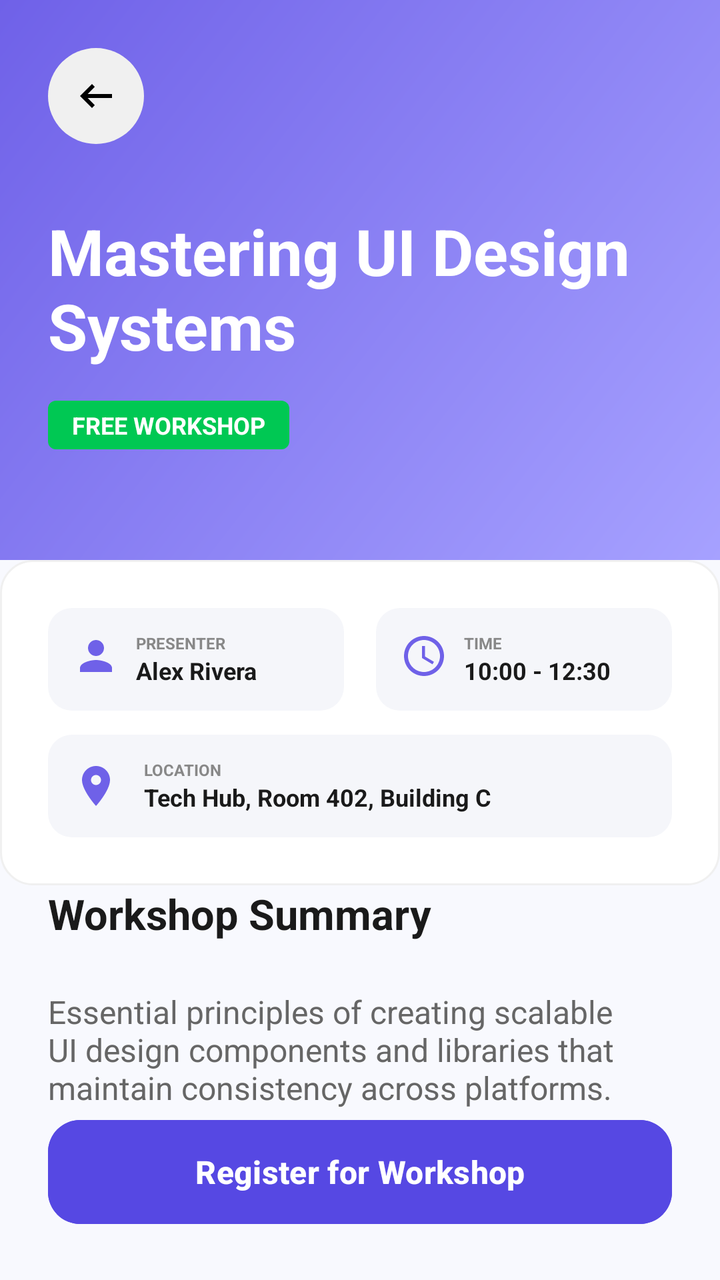
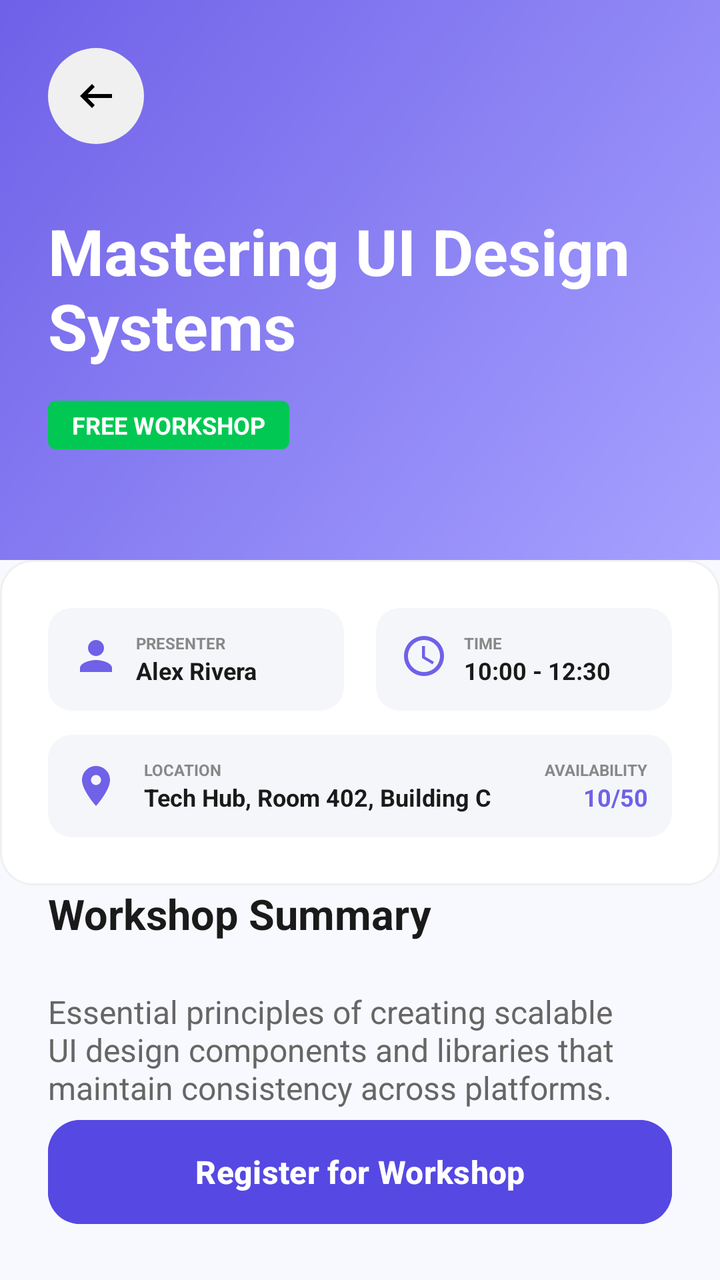

Screens rendered from an Android XML layout before and after an edit, with the pre-edit source and the edit as a unified diff.
<!-- AndroidManifest.xml: application theme Theme.Unihubworkshop -->
<!-- res/layout/activity_student_workshop_detail.xml -->
<androidx.constraintlayout.widget.ConstraintLayout xmlns:android="http://schemas.android.com/apk/res/android"
    xmlns:app="http://schemas.android.com/apk/res-auto"
    xmlns:tools="http://schemas.android.com/tools"
    android:layout_width="match_parent"
    android:layout_height="match_parent"
    android:background="@color/gray_background">

    <androidx.core.widget.NestedScrollView
        android:layout_width="match_parent"
        android:layout_height="0dp"
        app:layout_constraintBottom_toTopOf="@+id/btnRegister"
        app:layout_constraintTop_toTopOf="parent">

        <androidx.constraintlayout.widget.ConstraintLayout
            android:layout_width="match_parent"
            android:layout_height="wrap_content"
            android:paddingBottom="24dp">

            
            <include android:id="@+id/headerContainer"
                layout="@layout/item_header_workshop_detail"
                android:layout_width="match_parent"
                android:layout_height="wrap_content"
                app:layout_constraintTop_toTopOf="parent"
                app:layout_constraintStart_toStartOf="parent"
                />

            
            <include android:id="@+id/mainInfoContainer"
                layout="@layout/item_main_info_workshop_detail"
                android:layout_width="match_parent"
                android:layout_height="wrap_content"
                app:layout_constraintTop_toBottomOf="@+id/headerContainer"
                app:layout_constraintStart_toStartOf="parent"
                />

            <TextView
                android:id="@+id/lblSummary"
                android:layout_width="match_parent"
                android:layout_height="wrap_content"
                android:text="Workshop Summary"
                android:textColor="@color/text_dark"
                android:textSize="21sp"
                android:textStyle="bold"
                android:paddingHorizontal="24dp"
                app:layout_constraintStart_toStartOf="parent"
                app:layout_constraintTop_toBottomOf="@+id/mainInfoContainer" />

            <TextView
                android:id="@+id/tvSummaryContent"
                android:layout_width="0dp"
                android:layout_height="wrap_content"
                android:text="Essential principles of creating scalable UI design components and libraries that maintain consistency across platforms."
                android:textColor="#666666"
                android:textSize="16sp"
                android:padding="24dp"
                app:layout_constraintEnd_toEndOf="parent"
                app:layout_constraintStart_toStartOf="parent"
                app:layout_constraintTop_toBottomOf="@+id/lblSummary" />

            
            <ImageView
                android:id="@+id/ivSeatingMap"
                android:layout_width="0dp"
                android:layout_height="wrap_content"
                android:adjustViewBounds="true"
                android:scaleType="fitCenter"
                android:src="@drawable/img_seating_map"
                app:layout_constraintTop_toBottomOf="@id/tvSummaryContent"
                app:layout_constraintStart_toStartOf="parent"
                app:layout_constraintEnd_toEndOf="parent"/>

        </androidx.constraintlayout.widget.ConstraintLayout>
    </androidx.core.widget.NestedScrollView>

    <Button
        android:id="@+id/btnRegister"
        android:layout_width="match_parent"
        android:layout_height="60dp"
        android:layout_marginHorizontal="24dp"
        android:layout_marginBottom="24dp"
        android:backgroundTint="@color/purple_dark"
        android:text="Register for Workshop"
        android:textAllCaps="false"
        android:textSize="16sp"
        android:textStyle="bold"
        app:cornerRadius="16dp"
        app:layout_constraintBottom_toBottomOf="parent" />

</androidx.constraintlayout.widget.ConstraintLayout>
<!-- res/layout/item_header_workshop_detail.xml (included above) -->
<?xml version="1.0" encoding="utf-8"?>
<androidx.constraintlayout.widget.ConstraintLayout xmlns:android="http://schemas.android.com/apk/res/android"
    android:layout_width="match_parent"
    android:layout_height="match_parent"
    xmlns:app="http://schemas.android.com/apk/res-auto">

    
    <View
        android:id="@+id/headerBg"
        android:layout_width="match_parent"
        android:layout_height="280dp"
        android:background="@drawable/bg_header_gradient"
        app:layout_constraintTop_toTopOf="parent" />

    <ImageButton
        android:id="@+id/btnBack"
        android:layout_width="48dp"
        android:layout_height="48dp"
        android:layout_marginStart="24dp"
        android:layout_marginTop="24dp"
        android:background="@drawable/bg_circle_button"
        android:src="@drawable/ic_back"
        app:layout_constraintStart_toStartOf="parent"
        app:layout_constraintTop_toTopOf="parent" />

    <TextView
        android:id="@+id/tvWorkshopTitle"
        android:layout_width="0dp"
        android:layout_height="wrap_content"
        android:layout_marginHorizontal="24dp"
        android:layout_marginTop="32dp"
        android:text="Mastering UI Design\nSystems"
        android:textColor="#FFFFFF"
        android:textSize="32sp"
        android:textStyle="bold"
        app:layout_constraintEnd_toEndOf="parent"
        app:layout_constraintStart_toStartOf="parent"
        app:layout_constraintTop_toBottomOf="@+id/btnBack" />

    <TextView
        android:id="@+id/tvAddress"
        android:layout_width="wrap_content"
        android:layout_height="wrap_content"
        android:layout_marginStart="24dp"
        android:layout_marginTop="16dp"
        android:background="@drawable/bg_badge_live"
        android:paddingHorizontal="12dp"
        android:paddingVertical="4dp"
        android:text="FREE WORKSHOP"
        android:textColor="#FFFFFF"
        android:textSize="12sp"
        android:textStyle="bold"
        app:layout_constraintStart_toStartOf="parent"
        app:layout_constraintTop_toBottomOf="@+id/tvWorkshopTitle" />
</androidx.constraintlayout.widget.ConstraintLayout>
<!-- res/layout/item_main_info_workshop_detail.xml (included above) -->
<?xml version="1.0" encoding="utf-8"?>
<androidx.constraintlayout.widget.ConstraintLayout
    android:id="@+id/cardInfo"
    android:layout_width="match_parent"
    android:layout_height="wrap_content"
    android:background="@drawable/bg_card_white"
    android:padding="24dp"
    xmlns:android="http://schemas.android.com/apk/res/android"
    xmlns:app="http://schemas.android.com/apk/res-auto">

    <LinearLayout
        android:id="@+id/rowCards"
        android:layout_width="match_parent"
        android:layout_height="wrap_content"
        android:orientation="horizontal">

        
        <LinearLayout
            android:layout_width="0dp"
            android:layout_height="wrap_content"
            android:layout_weight="1"
            android:background="@drawable/bg_search_bar"
            android:orientation="horizontal"
            android:padding="12dp"
            android:layout_marginEnd="8dp">

            <ImageView
                android:layout_width="24dp"
                android:layout_height="24dp"
                android:src="@drawable/ic_person"
                app:tint="@color/purple_primary" />

            <LinearLayout
                android:layout_width="wrap_content"
                android:layout_height="wrap_content"
                android:layout_marginStart="8dp"
                android:orientation="vertical">
                <TextView
                    android:layout_width="wrap_content"
                    android:layout_height="wrap_content"
                    android:text="PRESENTER"
                    android:textColor="#888888"
                    android:textSize="8sp"
                    android:textStyle="bold" />
                <TextView
                    android:id="@+id/tvPresenterName"
                    android:layout_width="wrap_content"
                    android:layout_height="wrap_content"
                    android:text="Alex Rivera"
                    android:textColor="@color/text_dark"
                    android:textSize="12sp"
                    android:textStyle="bold" />
            </LinearLayout>
        </LinearLayout>

        
        <LinearLayout
            android:layout_width="0dp"
            android:layout_height="wrap_content"
            android:layout_weight="1"
            android:background="@drawable/bg_search_bar"
            android:orientation="horizontal"
            android:padding="12dp"
            android:layout_marginStart="8dp">

            <ImageView
                android:layout_width="24dp"
                android:layout_height="24dp"
                android:src="@drawable/ic_time"
                app:tint="@color/purple_primary" />

            <LinearLayout
                android:layout_width="wrap_content"
                android:layout_height="wrap_content"
                android:layout_marginStart="8dp"
                android:orientation="vertical">
                <TextView
                    android:layout_width="wrap_content"
                    android:layout_height="wrap_content"
                    android:text="TIME"
                    android:textColor="#888888"
                    android:textSize="8sp"
                    android:textStyle="bold" />
                <TextView
                    android:id="@+id/tvWorkshopTime"
                    android:layout_width="wrap_content"
                    android:layout_height="wrap_content"
                    android:text="10:00 - 12:30"
                    android:textColor="@color/text_dark"
                    android:textSize="12sp"
                    android:textStyle="bold" />
            </LinearLayout>
        </LinearLayout>

    </LinearLayout>

    
    <LinearLayout
        android:id="@+id/cardLocation"
        android:layout_width="match_parent"
        android:layout_height="wrap_content"
        android:layout_marginTop="12dp"
        android:background="@drawable/bg_search_bar"
        android:gravity="center_vertical"
        android:padding="12dp"
        app:layout_constraintTop_toBottomOf="@+id/rowCards">

        <ImageView
            android:layout_width="24dp"
            android:layout_height="24dp"
            android:src="@drawable/ic_location"
            app:tint="@color/purple_primary" />

        <LinearLayout
            android:layout_width="wrap_content"
            android:layout_height="wrap_content"
            android:layout_marginStart="12dp"
            android:orientation="vertical">
            <TextView
                android:layout_width="wrap_content"
                android:layout_height="wrap_content"
                android:text="LOCATION"
                android:textColor="#888888"
                android:textSize="8sp"
                android:textStyle="bold" />
            <TextView
                android:id="@+id/tvWorkshopLocation"
                android:layout_width="wrap_content"
                android:layout_height="wrap_content"
                android:text="Tech Hub, Room 402, Building C"
                android:textColor="@color/text_dark"
                android:textSize="12sp"
                android:textStyle="bold" />
        </LinearLayout>
    </LinearLayout>

</androidx.constraintlayout.widget.ConstraintLayout>
<!-- resources referenced by this layout -->
<resources>
  <color name="gray_background">#F8F9FE</color>
  <color name="purple_dark">#5648E3</color>
  <color name="purple_primary">#6F61E8</color>
  <color name="text_dark">#1A1A1A</color>
  <!-- drawable bg_badge_live (drawable) -->
  <?xml version="1.0" encoding="utf-8"?>
  <shape xmlns:android="http://schemas.android.com/apk/res/android">
      <solid android:color="@color/green_live" />
      <corners android:radius="4dp" />
  </shape>
  <!-- drawable bg_card_white (drawable) -->
  <?xml version="1.0" encoding="utf-8"?>
  <shape xmlns:android="http://schemas.android.com/apk/res/android">
      <solid android:color="@color/white_card" />
      <corners android:radius="16dp" />
      <stroke android:width="1dp" android:color="#F0F0F0" />
  </shape>
  <!-- drawable bg_circle_button (drawable) -->
  <?xml version="1.0" encoding="utf-8"?>
  <shape xmlns:android="http://schemas.android.com/apk/res/android">
      <solid android:color="#F0F0F0" />
      <corners android:radius="50dp" />
  </shape>
  <!-- drawable bg_header_gradient (drawable) -->
  <?xml version="1.0" encoding="utf-8"?>
  <shape xmlns:android="http://schemas.android.com/apk/res/android">
      <gradient
          android:angle="315"
          android:endColor="@color/purple_light"
          android:startColor="@color/purple_primary"
          android:type="linear" />
  </shape>
  <!-- drawable bg_search_bar (drawable) -->
  <?xml version="1.0" encoding="utf-8"?>
  <shape xmlns:android="http://schemas.android.com/apk/res/android">
      <solid android:color="#F5F6FA" />
      <corners android:radius="12dp" />
  </shape>
  <!-- drawable ic_back (drawable) -->
  <vector xmlns:android="http://schemas.android.com/apk/res/android" android:autoMirrored="true" android:height="24dp" android:tint="#000000" android:viewportHeight="960" android:viewportWidth="960" android:width="24dp">
        
      <path android:fillColor="@android:color/white" android:pathData="M400,720L160,480L400,240L456,298L314,440L800,440L800,520L314,520L456,662L400,720Z"/>
      
  </vector>
  <!-- drawable ic_location (drawable) -->
  <vector xmlns:android="http://schemas.android.com/apk/res/android"
      android:width="24dp"
      android:height="24dp"
      android:viewportWidth="24"
      android:viewportHeight="24">
      <path
          android:fillColor="#888888"
          android:pathData="M12,2C8.13,2 5,5.13 5,9c0,5.25 7,13 7,13s7,-7.75 7,-13c0,-3.87 -3.13,-7 -7,-7zM12,11.5c-1.38,0 -2.5,-1.12 -2.5,-2.5s1.12,-2.5 2.5,-2.5 2.5,1.12 2.5,2.5 -1.12,2.5 -2.5,2.5z"/>
  </vector>
  <!-- drawable ic_person (drawable) -->
  <vector xmlns:android="http://schemas.android.com/apk/res/android"
      android:width="24dp"
      android:height="24dp"
      android:viewportWidth="24"
      android:viewportHeight="24">
      <path
          android:fillColor="#5648E3"
          android:pathData="M12,12c2.21,0 4,-1.79 4,-4s-1.79,-4 -4,-4 -4,1.79 -4,4 1.79,4 4,4zM12,14c-2.67,0 -8,1.34 -8,4v2h16v-2c0,-2.66 -5.33,-4 -8,-4z"/>
  </vector>
  <!-- drawable ic_time (drawable) -->
  <vector xmlns:android="http://schemas.android.com/apk/res/android"
      android:width="24dp"
      android:height="24dp"
      android:viewportWidth="24"
      android:viewportHeight="24">
      <path
          android:fillColor="#888888"
          android:pathData="M11.99,2C6.47,2 2,6.48 2,12s4.47,10 9.99,10C17.52,22 22,17.52 22,12S17.52,2 11.99,2zM12,20c-4.42,0 -8,-3.58 -8,-8s3.58,-8 8,-8 8,3.58 8,8 -3.58,8 -8,8zM12.5,7L11,7v6l5.25,3.15 0.75,-1.23 -4.5,-2.67L12.5,7z"/>
  </vector>
  <!-- drawable img_seating_map: png bitmap (drawable, 49785 bytes) -->
  <style name="Theme.Unihubworkshop" parent="Base.Theme.Unihubworkshop" />
  <color name="green_live">#00C853</color>
  <color name="white_card">#FFFFFF</color>
  <color name="purple_light">#A6A1FF</color>
  <style name="Base.Theme.Unihubworkshop" parent="Theme.Material3.DayNight.NoActionBar">
          
          
      </style>
</resources>

<!-- the commit's change to res/layout/activity_student_workshop_detail.xml (unified diff, before → after) -->
@@ -58,6 +58,16 @@
                 app:layout_constraintStart_toStartOf="parent"
                 app:layout_constraintTop_toBottomOf="@+id/lblSummary" />
 
+            <TextView
+                android:id="@+id/tvRoomMapText"
+                android:layout_width="match_parent"
+                android:layout_height="wrap_content"
+                android:paddingHorizontal="24dp"
+                android:paddingBottom="12dp"
+                android:textColor="#666666"
+                android:textSize="14sp"
+                app:layout_constraintTop_toBottomOf="@id/tvSummaryContent" />
+
             
             <ImageView
                 android:id="@+id/ivSeatingMap"
@@ -66,7 +76,7 @@
                 android:adjustViewBounds="true"
                 android:scaleType="fitCenter"
                 android:src="@drawable/img_seating_map"
-                app:layout_constraintTop_toBottomOf="@id/tvSummaryContent"
+                app:layout_constraintTop_toBottomOf="@id/tvRoomMapText"
                 app:layout_constraintStart_toStartOf="parent"
                 app:layout_constraintEnd_toEndOf="parent"/>
 
@@ -259,8 +269,9 @@
             app:tint="@color/purple_primary" />
 
         <LinearLayout
-            android:layout_width="wrap_content"
-            android:layout_height="wrap_content"
+            android:layout_width="0dp"
+            android:layout_height="wrap_content"
+            android:layout_weight="1"
             android:layout_marginStart="12dp"
             android:orientation="vertical">
             <TextView
@@ -279,6 +290,28 @@
                 android:textSize="12sp"
                 android:textStyle="bold" />
         </LinearLayout>
+
+        <LinearLayout
+            android:layout_width="wrap_content"
+            android:layout_height="wrap_content"
+            android:orientation="vertical"
+            android:gravity="end">
+            <TextView
+                android:layout_width="wrap_content"
+                android:layout_height="wrap_content"
+                android:text="AVAILABILITY"
+                android:textColor="#888888"
+                android:textSize="8sp"
+                android:textStyle="bold" />
+            <TextView
+                android:id="@+id/tvWorkshopSlots"
+                android:layout_width="wrap_content"
+                android:layout_height="wrap_content"
+                android:text="10/50"
+                android:textColor="@color/purple_primary"
+                android:textSize="12sp"
+                android:textStyle="bold" />
+        </LinearLayout>
     </LinearLayout>
 
 </androidx.constraintlayout.widget.ConstraintLayout>
